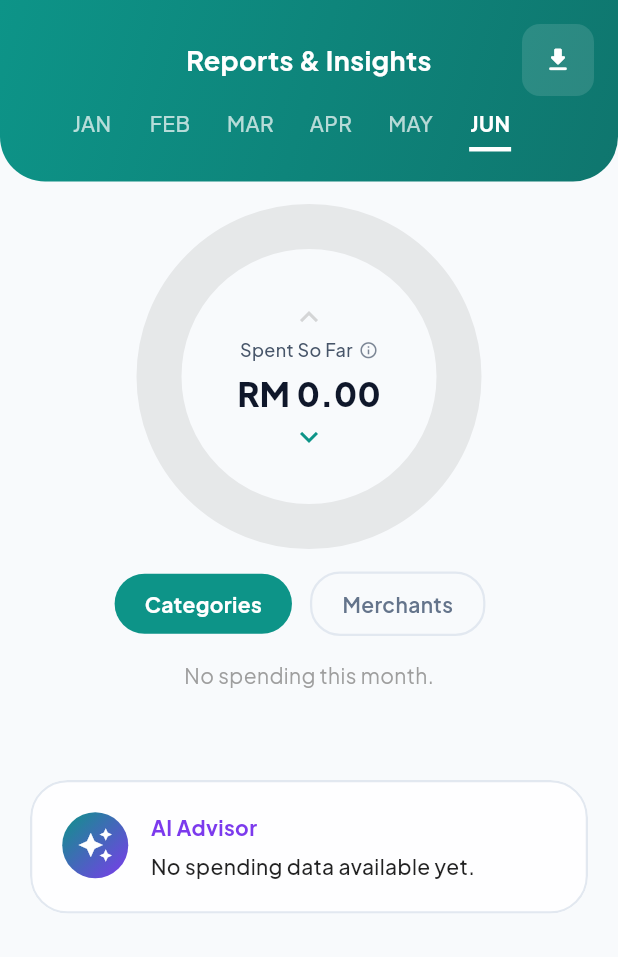
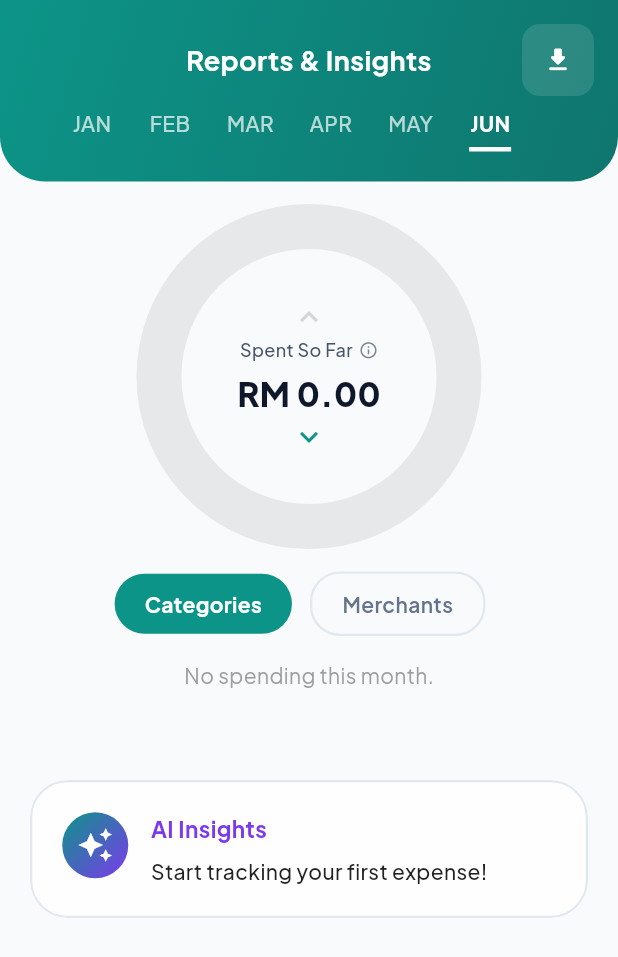
Before and after one commit to xxyrul/expensesplit-pro, a Flutter app: the ReportsView screen opened directly, on a phone screen of 412 x 824 dp. Shown: the top 957 px of the screen. Run offline on Flutter 3.47's test engine with Material 3 defaults, Android fonts, the phone set to English and light mode, and no system bars; drawn by our look-alikes of dynamic_color, fl_chart; our stand-ins replace camera, cloud_firestore, csv, firebase_auth, firebase_core, firebase_messaging and 9 more; missing offline and left inert: dart:html, google_mlkit_text_recognition, universal_html; accounts and stored records are empty.

Commit message:
chore: apply new AI Advisor logic and icon updates

```diff
--- a/lib/widgets/ai_advisor_card.dart
+++ b/lib/widgets/ai_advisor_card.dart
@@ -6,20 +6,44 @@ import 'dart:ui';
 class AiAdvisorCard extends ConsumerWidget {
   const AiAdvisorCard({super.key});
 
+  String _generateInsight(double totalSpent) {
+    if (totalSpent < 100) {
+      return "You're off to a great start! Your spending is very low this month. Keep it up!";
+    } else if (totalSpent <= 500) {
+      return "You're on track. A moderate pace keeps you safely within budget.";
+    } else {
+      return "Spending is getting high. Consider pausing non-essential purchases for a bit!";
+    }
+  }
+
+  Color _getProgressColor(double progress) {
+    if (progress < 0.5) return Colors.greenAccent;
+    if (progress < 0.8) return Colors.amber;
+    return Colors.redAccent;
+  }
+
   @override
   Widget build(BuildContext context, WidgetRef ref) {
     final trendData = ref.watch(monthlyTrendProvider(DateTime.now()));
+    final totalSpent = trendData.isEmpty ? 0.0 : trendData.values.fold(0.0, (a, b) => a + b);
+    final targetBudget = 1000.0;
 
-    if (trendData.isEmpty) {
-      return _buildCard(context, "No spending data available yet.");
+    if (totalSpent == 0.0) {
+      return _buildCard(context, "Start tracking your first expense!", totalSpent, targetBudget, isEmpty: true);
     }
 
-    final totalSpent = trendData.values.fold(0.0, (a, b) => a + b);
-
-    return _buildCard(context, "You have spent RM ${totalSpent.toStringAsFixed(0)} this month.");
+    return _buildCard(
+      context,
+      "You have spent RM ${totalSpent.toStringAsFixed(0)} this month.\n\n${_generateInsight(totalSpent)}",
+      totalSpent,
+      targetBudget,
+      isEmpty: false,
+    );
   }
 
-  Widget _buildCard(BuildContext context, String text) {
+  Widget _buildCard(BuildContext context, String text, double totalSpent, double targetBudget, {bool isEmpty = false}) {
+    final progress = (totalSpent / targetBudget).clamp(0.0, 1.0);
+
     return Container(
       margin: const EdgeInsets.symmetric(horizontal: 20, vertical: 15),
       child: ClipRRect(
@@ -60,14 +84,14 @@ class AiAdvisorCard extends ConsumerWidget {
                     crossAxisAlignment: CrossAxisAlignment.start,
                     children: [
                       Text(
-                        "AI Advisor",
+                        "AI Insights",
                         style: TextStyle(
-                          fontSize: 14,
+                          fontSize: 15,
                           fontWeight: FontWeight.bold,
                           color: Theme.of(context).colorScheme.secondary,
                         ),
                       ),
-                      const SizedBox(height: 6),
+                      const SizedBox(height: 8),
                       Text(
                         text,
                         style: TextStyle(
@@ -77,6 +101,29 @@ class AiAdvisorCard extends ConsumerWidget {
                           fontWeight: FontWeight.w500,
                         ),
                       ),
+                      if (!isEmpty) ...[
+                        const SizedBox(height: 15),
+                        ClipRRect(
+                          borderRadius: BorderRadius.circular(10),
+                          child: LinearProgressIndicator(
+                            value: progress,
+                            minHeight: 8,
+                            backgroundColor: Theme.of(context).colorScheme.outlineVariant.withOpacity(0.3),
+                            valueColor: AlwaysStoppedAnimation<Color>(_getProgressColor(progress)),
+                          ),
+                        ),
+                        const SizedBox(height: 4),
+                        Align(
+                          alignment: Alignment.centerRight,
+                          child: Text(
+                            "${(progress * 100).toStringAsFixed(0)}% of RM ${targetBudget.toStringAsFixed(0)}",
+                            style: TextStyle(
+                              fontSize: 12,
+                              color: Theme.of(context).colorScheme.onSurfaceVariant,
+                            ),
+                          ),
+                        ),
+                      ]
                     ],
                   ),
                 ),
```
